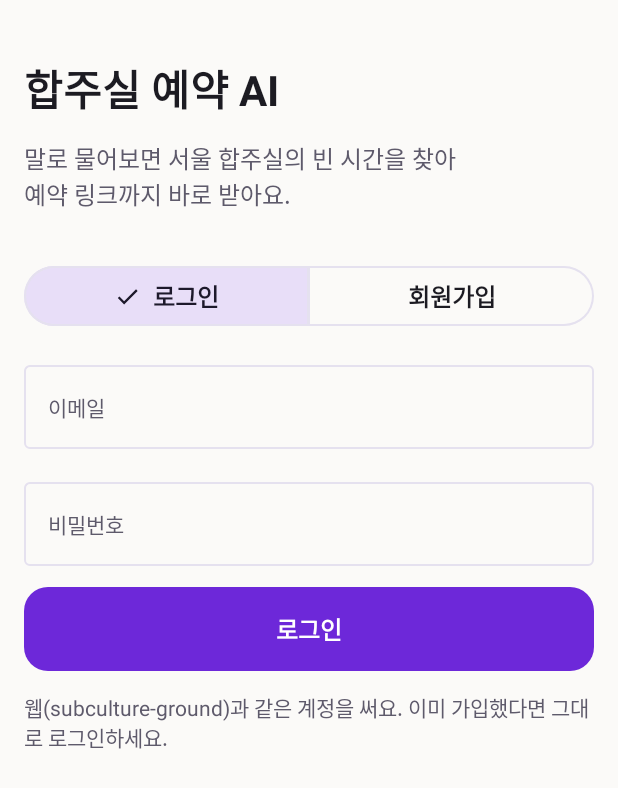
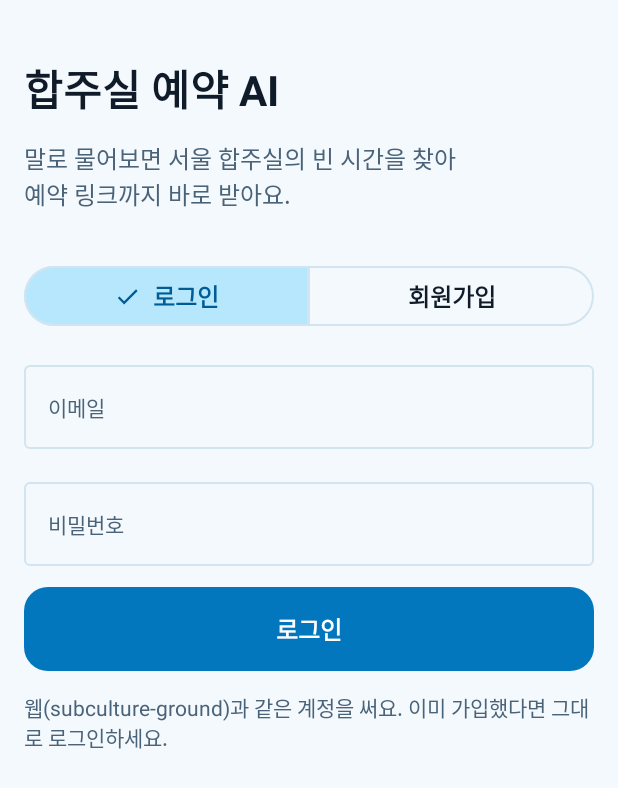
Before and after one commit to TTOGEARII/aos-ai-band-reserve, an Android app built with Jetpack Compose: the screen it shows after launch (MainActivity), on a phone screen of 412 x 824 dp. Shown: the top 788 px of the screen. Run offline under Robolectric (Android 15) with nearby library versions, the phone set to English and light mode, and no system bars; our stand-ins replace Dagger/Hilt's generated code.

Commit message:
feat: 에네 콘셉트 리테마 + 잭 단자 모티프 아이콘
- 팔레트를 시안 블루/딥 네이비로 전면 교체(라이트·다크, AA 대비 유지)
- secondaryContainer까지 정의해 M3 기본 보라 유출 차단
- 런처 아이콘: 오디오 잭 단면 + 그릴 슬릿 모티프(어댑티브 벡터), 스토어 그래픽·스크린샷 재생성
- versionCode 5

```diff
--- a/app/build.gradle.kts
+++ b/app/build.gradle.kts
@@ -76,7 +76,7 @@ android {
          * 로컬 수동 빌드는 아래 기본값을 쓴다. CI 도입 후에는 콘솔 업로드를 CI로 일원화할 것 —
          * 수동 업로드를 섞으면 코드가 엇갈려 거부된다. (1: 리네임 전, 2: 첫 업로드, 3: 기호 설정판 업로드됨)
          */
-        versionCode = providers.environmentVariable("VERSION_CODE").orNull?.toIntOrNull() ?: 4
+        versionCode = providers.environmentVariable("VERSION_CODE").orNull?.toIntOrNull() ?: 5
         versionName = "1.0"
 
         testInstrumentationRunner = "androidx.test.runner.AndroidJUnitRunner"
--- a/app/src/main/java/com/enezzang/yatte/ui/theme/Color.kt
+++ b/app/src/main/java/com/enezzang/yatte/ui/theme/Color.kt
@@ -3,38 +3,46 @@ package com.enezzang.yatte.ui.theme
 import androidx.compose.ui.graphics.Color
 
 /**
- * 합주실 앱 팔레트. subculture-ground 관리 화면의 보라(#7c3aed) 계열을 뿌리로 하되,
- * 본문 글씨가 올라가는 자리는 한 단계 어두운 700(#6d28d9)을 기본으로 쓴다 —
- * 흰 글씨 대비가 원색은 4.2:1로 AA(4.5:1)에 아슬아슬하고 700은 6.2:1로 여유 있다.
+ * 에네(Ene) 콘셉트 팔레트 — 밝은 시안(하늘빛 머리칼)과 짙은 네이비(화면 속 디지털 세계).
+ * 캐릭터 연상은 **색과 분위기로만** 한다(아트·명칭 사용 금지 — 스토어 IP 정책).
+ *
+ * 다크가 이 앱의 본진이다("화면 안에 사는" 콘셉트) — 라이트도 지원하되 쿨톤으로 맞춘다.
+ * 본문 글씨가 올라가는 자리는 대비를 재서 고른다: 라이트 primary는 원색 시안이 아니라
+ * 한 단계 어두운 #0277BD(흰 글씨 대비 5.0:1, AA 통과)를 쓴다.
  * 색을 바꾸려면 여기만 고친다. 화면 파일에 hex를 직접 쓰지 않는다.
  */
 
-// — 라이트 지면 —
-val Bg = Color(0xFFFBFAF8)
+// — 라이트 지면 (쿨톤) —
+val Bg = Color(0xFFF4F9FD)
 val SurfaceLight = Color(0xFFFFFFFF)
-val SurfaceDim = Color(0xFFF1EEF8)
-val Ink = Color(0xFF1C1B22)
-val MutedOnLight = Color(0xFF5E5A6B) // Bg 대비 5.9:1 — 보조 문구도 AA를 지킨다
-val HairlineLight = Color(0xFFE5E1EF)
+val SurfaceDim = Color(0xFFE2EEF8)
+val Ink = Color(0xFF0F1B28)
+val MutedOnLight = Color(0xFF4A6378) // Bg 대비 ≈5.8:1 — 보조 문구도 AA
+val HairlineLight = Color(0xFFD3E4F1)
 
-// — 보라 램프 —
-val Violet100 = Color(0xFFF3EFFE)
-val Violet200 = Color(0xFFEDE9FE)
-val Violet300 = Color(0xFFC4B5FD)
-val Violet400 = Color(0xFFA78BFA)
-val Violet600 = Color(0xFF7C3AED)
-val Violet700 = Color(0xFF6D28D9)
-val Violet800 = Color(0xFF5B21B6)
-val Violet900 = Color(0xFF4C1D95)
-val Violet950 = Color(0xFF2E1065)
+// — 에네 시안 램프 —
+val Cyan100 = Color(0xFFE1F5FE)
+val Cyan200 = Color(0xFFB7E7FC)
+val Cyan300 = Color(0xFF7FD4F9)
+val Cyan400 = Color(0xFF53D1FF) // 에네 하이라이트 — 다크 primary
+val Cyan600 = Color(0xFF0A9BDD)
+val Cyan700 = Color(0xFF0288D1)
+val Cyan800 = Color(0xFF0277BD) // 라이트 primary (흰 글씨 AA)
+val Cyan900 = Color(0xFF015C96)
+val Navy950 = Color(0xFF002B44) // 밝은 시안 위에 올리는 글씨
 
-// — 다크 지면 —
-val BgDark = Color(0xFF141218)
-val SurfaceDark = Color(0xFF1E1B26)
-val SurfaceDimDark = Color(0xFF262230)
-val InkDark = Color(0xFFECEAF2)
-val MutedOnDark = Color(0xFFA7A2B5)
-val HairlineDark = Color(0xFF363040)
+// — 다크 지면 (디지털 네이비) —
+val BgDark = Color(0xFF0A141F)
+val SurfaceDark = Color(0xFF101F2E)
+val SurfaceDimDark = Color(0xFF17293C)
+val InkDark = Color(0xFFE4F2FB)
+val MutedOnDark = Color(0xFF8FB0C6)
+val HairlineDark = Color(0xFF234258)
+
+// — 말풍선 전용 —
+/** 다크에서 내 말풍선 — 네이비 속에서 빛나는 시안 블루 카드. */
+val BubbleUserDark = Color(0xFF0E5B88)
+val OnBubbleUserDark = Color(0xFFDFF4FB)
 
 // — 상태 —
 val ErrorText = Color(0xFFB3261E)
--- a/app/src/main/java/com/enezzang/yatte/ui/theme/Theme.kt
+++ b/app/src/main/java/com/enezzang/yatte/ui/theme/Theme.kt
@@ -12,12 +12,15 @@ import androidx.compose.ui.graphics.Color
 import androidx.compose.ui.unit.dp
 
 private val LightColors = lightColorScheme(
-    primary = Violet700,
+    primary = Cyan800,
     onPrimary = Color.White,
-    primaryContainer = Violet200,
-    onPrimaryContainer = Violet900,
-    secondary = Violet800,
+    primaryContainer = Cyan100,
+    onPrimaryContainer = Cyan900,
+    secondary = Cyan900,
     onSecondary = Color.White,
+    // 세그먼트 선택·FilledTonalButton이 이 슬롯을 쓴다. 안 주면 M3 기본 연보라가 샌다.
+    secondaryContainer = Cyan200,
+    onSecondaryContainer = Cyan900,
     background = Bg,
     onBackground = Ink,
     surface = Bg,
@@ -25,7 +28,7 @@ private val LightColors = lightColorScheme(
     surfaceVariant = SurfaceDim,
     onSurfaceVariant = MutedOnLight,
     // 드롭다운·다이얼로그가 색을 가져가는 계열. 비워 두면 M3가 primary에서 파생한
-    // 보라끼 도는 회색을 깔아 지면이 탁해진다.
+    // 푸른끼 도는 회색을 제멋대로 깔아 지면이 탁해진다.
     surfaceContainerLowest = SurfaceLight,
     surfaceContainerLow = SurfaceLight,
     surfaceContainer = SurfaceLight,
@@ -42,12 +45,14 @@ private val LightColors = lightColorScheme(
 )
 
 private val DarkColors = darkColorScheme(
-    primary = Violet300,
-    onPrimary = Violet950,
-    primaryContainer = Violet900,
-    onPrimaryContainer = Violet200,
-    secondary = Violet400,
-    onSecondary = Violet950,
+    primary = Cyan400,
+    onPrimary = Navy950,
+    primaryContainer = Cyan900,
+    onPrimaryContainer = Cyan100,
+    secondary = Cyan300,
+    onSecondary = Navy950,
+    secondaryContainer = Color(0xFF1B4A66),
+    onSecondaryContainer = Cyan100,
     background = BgDark,
     onBackground = InkDark,
     surface = BgDark,
@@ -76,7 +81,7 @@ private val DarkColors = darkColorScheme(
 data class EnezzangYatteTokens(
     val hairline: Color,
     val muted: Color,
-    /** 내(사용자) 말풍선 — 액센트 지면. */
+    /** 내(사용자) 말풍선 — 에네 블루 지면. */
     val bubbleUser: Color,
     val onBubbleUser: Color,
     /** 에이전트 말풍선 — 카드 지면. */
@@ -92,7 +97,7 @@ data class EnezzangYatteTokens(
 private val LightTokens = EnezzangYatteTokens(
     hairline = HairlineLight,
     muted = MutedOnLight,
-    bubbleUser = Violet700,
+    bubbleUser = Cyan800,
     onBubbleUser = Color.White,
     bubbleAssistant = SurfaceLight,
     onBubbleAssistant = Ink,
@@ -104,8 +109,8 @@ private val LightTokens = EnezzangYatteTokens(
 private val DarkTokens = EnezzangYatteTokens(
     hairline = HairlineDark,
     muted = MutedOnDark,
-    bubbleUser = Violet800,
-    onBubbleUser = Violet100,
+    bubbleUser = BubbleUserDark,
+    onBubbleUser = OnBubbleUserDark,
     bubbleAssistant = SurfaceDark,
     onBubbleAssistant = InkDark,
     traceOk = OkGreenDark,
@@ -125,7 +130,7 @@ object EnezzangYatteTheme {
 
 /**
  * 다이내믹 컬러는 쓰지 않는다 — 기기 배경화면에서 색을 뽑으면
- * 보라 단일 액센트 위에 세운 말풍선 대비가 무너진다.
+ * 에네 시안 단일 액센트 위에 세운 말풍선 대비가 무너진다.
  */
 @Composable
 fun Enezzang_yatteTheme(
--- a/app/src/main/res/drawable/ic_launcher_background.xml
+++ b/app/src/main/res/drawable/ic_launcher_background.xml
@@ -5,10 +5,10 @@
     android:viewportWidth="108"
     android:viewportHeight="108">
     <path
-        android:fillColor="#6D28D9"
+        android:fillColor="#0A141F"
         android:pathData="M0,0h108v108h-108z" />
     <!-- 오른쪽 아래로 살짝 어두운 면을 깔아 단색이 심심하지 않게 -->
     <path
-        android:fillColor="#5B21B6"
+        android:fillColor="#071019"
         android:pathData="M108,0L108,108L0,108Z" />
 </vector>
```
Also changed, not shown: app/src/main/res/drawable/ic_launcher_foreground.xml (+17 -16 lines), 6 other files.
